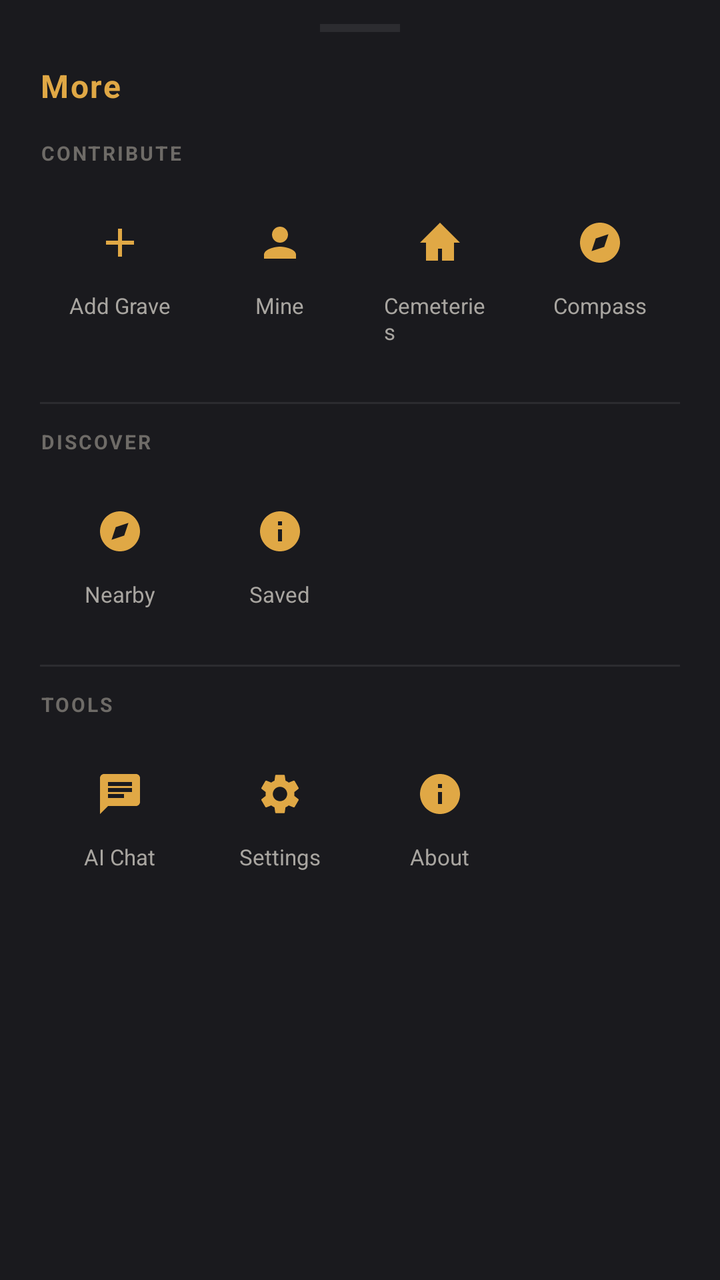
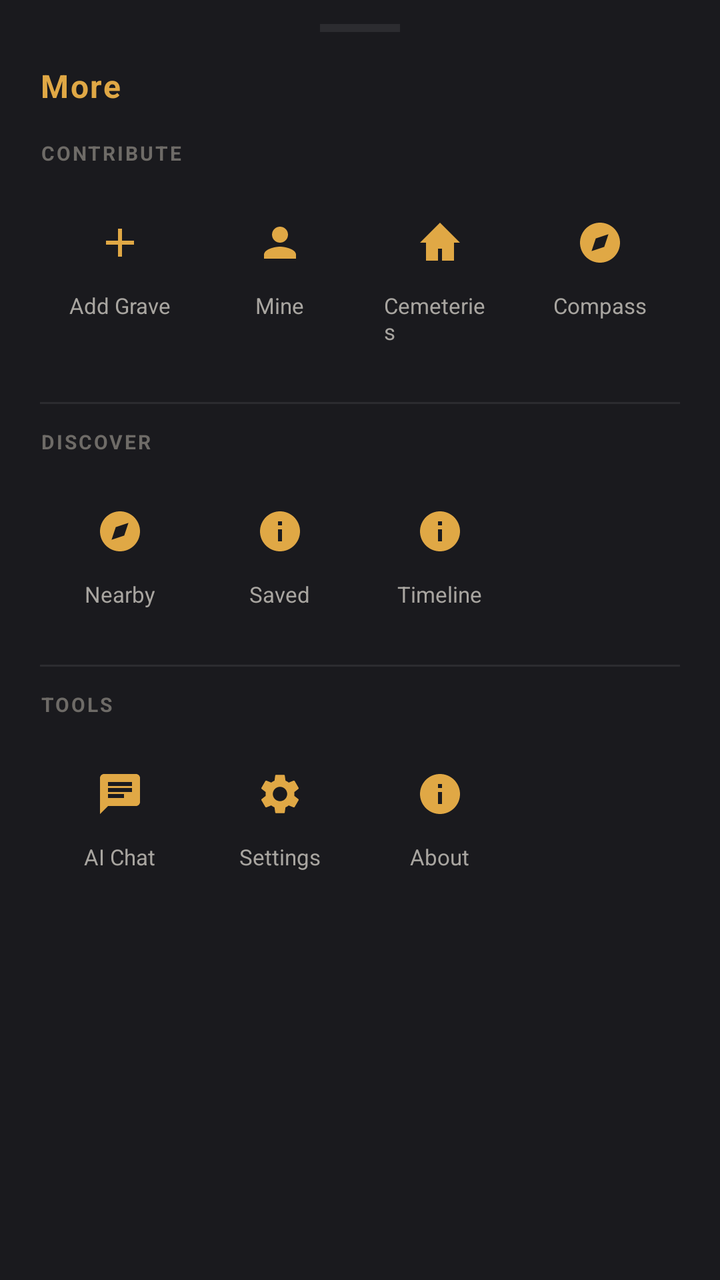

An Android layout rendered at two revisions. The XML below is the earlier revision; the diff shows what the commit changed to produce the second picture.
<!-- AndroidManifest.xml: application theme Theme.GraveAtlas -->
<!-- res/layout/sheet_more.xml -->
<?xml version="1.0" encoding="utf-8"?>
<LinearLayout
    xmlns:android="http://schemas.android.com/apk/res/android"
    xmlns:app="http://schemas.android.com/apk/res-auto"
    android:layout_width="match_parent"
    android:layout_height="wrap_content"
    android:orientation="vertical"
    android:background="@color/bg_surface"
    android:paddingTop="12dp"
    android:paddingBottom="24dp"
    android:paddingStart="20dp"
    android:paddingEnd="20dp">

    
    <View
        android:layout_width="40dp"
        android:layout_height="4dp"
        android:background="@color/divider_dark"
        android:layout_gravity="center"
        android:layout_marginBottom="16dp" />

    
    <TextView
        android:layout_width="match_parent"
        android:layout_height="wrap_content"
        android:text="More"
        android:textSize="16sp"
        android:textStyle="bold"
        android:textColor="@color/gold"
        android:letterSpacing="0.05"
        android:layout_marginBottom="16dp" />

    
    <TextView
        android:layout_width="wrap_content"
        android:layout_height="wrap_content"
        android:text="CONTRIBUTE"
        android:clickable="false"
        android:focusable="false"
        android:textSize="10sp"
        android:textStyle="bold"
        android:textColor="@color/text_muted_dark"
        android:letterSpacing="0.1"
        android:layout_marginBottom="8dp" />

    
    <LinearLayout
        android:layout_width="match_parent"
        android:layout_height="wrap_content"
        android:orientation="horizontal"
        android:layout_marginBottom="4dp">

        <LinearLayout
            android:id="@+id/moreAdd"
            android:layout_width="0dp"
            android:layout_height="wrap_content"
            android:layout_weight="1"
            android:orientation="vertical"
            android:gravity="center"
            android:background="?attr/selectableItemBackgroundBorderless"
            android:clickable="true"
            android:focusable="true"
            android:descendantFocusability="blocksDescendants"
            android:padding="12dp">

            <ImageView
                android:layout_width="36dp"
                android:layout_height="36dp"
                android:src="@drawable/ic_more_add"
                android:background="@android:color/transparent"
                app:tint="@color/gold"
                android:scaleType="centerInside"
                android:padding="2dp"
                android:clickable="false" android:focusable="false" />
            <TextView
                android:layout_width="wrap_content"
                android:layout_height="wrap_content"
                android:text="Add Grave"
                android:textSize="11sp"
                android:textColor="@color/text_secondary_dark"
                android:layout_marginTop="6dp"
                android:clickable="false" android:focusable="false" />
        </LinearLayout>

        <LinearLayout
            android:id="@+id/moreMine"
            android:layout_width="0dp"
            android:layout_height="wrap_content"
            android:layout_weight="1"
            android:orientation="vertical"
            android:gravity="center"
            android:background="?attr/selectableItemBackgroundBorderless"
            android:clickable="true"
            android:focusable="true"
            android:descendantFocusability="blocksDescendants"
            android:padding="12dp">

            <ImageView
                android:layout_width="36dp"
                android:layout_height="36dp"
                android:src="@drawable/ic_more_mine"
                android:background="@android:color/transparent"
                app:tint="@color/gold"
                android:scaleType="centerInside"
                android:padding="2dp"
                android:clickable="false" android:focusable="false" />
            <TextView
                android:layout_width="wrap_content"
                android:layout_height="wrap_content"
                android:text="Mine"
                android:textSize="11sp"
                android:textColor="@color/text_secondary_dark"
                android:layout_marginTop="6dp"
                android:clickable="false" android:focusable="false" />
        </LinearLayout>

        <LinearLayout
            android:id="@+id/moreCemetery"
            android:layout_width="0dp"
            android:layout_height="wrap_content"
            android:layout_weight="1"
            android:orientation="vertical"
            android:gravity="center"
            android:background="?attr/selectableItemBackgroundBorderless"
            android:clickable="true"
            android:focusable="true"
            android:descendantFocusability="blocksDescendants"
            android:padding="12dp">

            <ImageView
                android:layout_width="36dp"
                android:layout_height="36dp"
                android:src="@drawable/ic_more_cemetery"
                android:background="@android:color/transparent"
                app:tint="@color/gold"
                android:scaleType="centerInside"
                android:padding="2dp"
                android:clickable="false" android:focusable="false" />
            <TextView
                android:layout_width="wrap_content"
                android:layout_height="wrap_content"
                android:text="Cemeteries"
                android:textSize="11sp"
                android:textColor="@color/text_secondary_dark"
                android:layout_marginTop="6dp"
                android:clickable="false" android:focusable="false" />
        </LinearLayout>

        <LinearLayout
            android:id="@+id/moreCompass"
            android:layout_width="0dp"
            android:layout_height="wrap_content"
            android:layout_weight="1"
            android:orientation="vertical"
            android:gravity="center"
            android:background="?attr/selectableItemBackgroundBorderless"
            android:clickable="true"
            android:focusable="true"
            android:descendantFocusability="blocksDescendants"
            android:padding="12dp">

            <ImageView
                android:layout_width="36dp"
                android:layout_height="36dp"
                android:src="@drawable/ic_more_compass"
                android:background="@android:color/transparent"
                app:tint="@color/gold"
                android:scaleType="centerInside"
                android:padding="2dp"
                android:clickable="false" android:focusable="false" />
            <TextView
                android:layout_width="wrap_content"
                android:layout_height="wrap_content"
                android:text="Compass"
                android:textSize="11sp"
                android:textColor="@color/text_secondary_dark"
                android:layout_marginTop="6dp"
                android:clickable="false" android:focusable="false" />
        </LinearLayout>
    </LinearLayout>

    
    <View
        android:layout_width="match_parent"
        android:layout_height="1dp"
        android:background="@color/divider_dark"
        android:layout_marginTop="12dp"
        android:layout_marginBottom="12dp" />

    
    <TextView
        android:layout_width="wrap_content"
        android:layout_height="wrap_content"
        android:text="DISCOVER"
        android:clickable="false"
        android:focusable="false"
        android:textSize="10sp"
        android:textStyle="bold"
        android:textColor="@color/text_muted_dark"
        android:letterSpacing="0.1"
        android:layout_marginBottom="8dp" />

    
    <LinearLayout
        android:layout_width="match_parent"
        android:layout_height="wrap_content"
        android:orientation="horizontal"
        android:layout_marginBottom="4dp">

        <LinearLayout
            android:id="@+id/moreNearby"
            android:layout_width="0dp"
            android:layout_height="wrap_content"
            android:layout_weight="1"
            android:orientation="vertical"
            android:gravity="center"
            android:background="?attr/selectableItemBackgroundBorderless"
            android:clickable="true"
            android:focusable="true"
            android:descendantFocusability="blocksDescendants"
            android:padding="12dp">

            <ImageView
                android:layout_width="36dp"
                android:layout_height="36dp"
                android:src="@drawable/ic_more_compass"
                android:background="@android:color/transparent"
                app:tint="@color/gold"
                android:scaleType="centerInside"
                android:padding="2dp"
                android:clickable="false" android:focusable="false" />
            <TextView
                android:layout_width="wrap_content"
                android:layout_height="wrap_content"
                android:text="Nearby"
                android:textSize="11sp"
                android:textColor="@color/text_secondary_dark"
                android:layout_marginTop="6dp"
                android:clickable="false" android:focusable="false" />
        </LinearLayout>

        <LinearLayout
            android:id="@+id/moreSaved"
            android:layout_width="0dp"
            android:layout_height="wrap_content"
            android:layout_weight="1"
            android:orientation="vertical"
            android:gravity="center"
            android:background="?attr/selectableItemBackgroundBorderless"
            android:clickable="true"
            android:focusable="true"
            android:descendantFocusability="blocksDescendants"
            android:padding="12dp">

            <ImageView
                android:layout_width="36dp"
                android:layout_height="36dp"
                android:src="@drawable/ic_more_about"
                android:background="@android:color/transparent"
                app:tint="@color/gold"
                android:scaleType="centerInside"
                android:padding="2dp"
                android:clickable="false" android:focusable="false" />
            <TextView
                android:layout_width="wrap_content"
                android:layout_height="wrap_content"
                android:text="Saved"
                android:textSize="11sp"
                android:textColor="@color/text_secondary_dark"
                android:layout_marginTop="6dp"
                android:clickable="false" android:focusable="false" />
        </LinearLayout>

        
        <View
            android:layout_width="0dp"
            android:layout_height="match_parent"
            android:layout_weight="1" />
        <View
            android:layout_width="0dp"
            android:layout_height="match_parent"
            android:layout_weight="1" />
    </LinearLayout>

    
    <View
        android:layout_width="match_parent"
        android:layout_height="1dp"
        android:background="@color/divider_dark"
        android:layout_marginTop="12dp"
        android:layout_marginBottom="12dp" />

    
    <TextView
        android:layout_width="wrap_content"
        android:layout_height="wrap_content"
        android:text="TOOLS"
        android:clickable="false"
        android:focusable="false"
        android:textSize="10sp"
        android:textStyle="bold"
        android:textColor="@color/text_muted_dark"
        android:letterSpacing="0.1"
        android:layout_marginBottom="8dp" />

    
    <LinearLayout
        android:layout_width="match_parent"
        android:layout_height="wrap_content"
        android:orientation="horizontal"
        android:layout_marginBottom="4dp">

        <LinearLayout
            android:id="@+id/moreChat"
            android:layout_width="0dp"
            android:layout_height="wrap_content"
            android:layout_weight="1"
            android:orientation="vertical"
            android:gravity="center"
            android:background="?attr/selectableItemBackgroundBorderless"
            android:clickable="true"
            android:focusable="true"
            android:descendantFocusability="blocksDescendants"
            android:padding="12dp">

            <ImageView
                android:layout_width="36dp"
                android:layout_height="36dp"
                android:src="@drawable/ic_more_chat"
                android:background="@android:color/transparent"
                app:tint="@color/gold"
                android:scaleType="centerInside"
                android:padding="2dp"
                android:clickable="false" android:focusable="false" />
            <TextView
                android:layout_width="wrap_content"
                android:layout_height="wrap_content"
                android:text="AI Chat"
                android:textSize="11sp"
                android:textColor="@color/text_secondary_dark"
                android:layout_marginTop="6dp"
                android:clickable="false" android:focusable="false" />
        </LinearLayout>

        <LinearLayout
            android:id="@+id/moreSettings"
            android:layout_width="0dp"
            android:layout_height="wrap_content"
            android:layout_weight="1"
            android:orientation="vertical"
            android:gravity="center"
            android:background="?attr/selectableItemBackgroundBorderless"
            android:clickable="true"
            android:focusable="true"
            android:descendantFocusability="blocksDescendants"
            android:padding="12dp">

            <ImageView
                android:layout_width="36dp"
                android:layout_height="36dp"
                android:src="@drawable/ic_more_settings"
                android:background="@android:color/transparent"
                app:tint="@color/gold"
                android:scaleType="centerInside"
                android:padding="2dp"
                android:clickable="false" android:focusable="false" />
            <TextView
                android:layout_width="wrap_content"
                android:layout_height="wrap_content"
                android:text="Settings"
                android:textSize="11sp"
                android:textColor="@color/text_secondary_dark"
                android:layout_marginTop="6dp"
                android:clickable="false" android:focusable="false" />
        </LinearLayout>

        <LinearLayout
            android:id="@+id/moreAbout"
            android:layout_width="0dp"
            android:layout_height="wrap_content"
            android:layout_weight="1"
            android:orientation="vertical"
            android:gravity="center"
            android:background="?attr/selectableItemBackgroundBorderless"
            android:clickable="true"
            android:focusable="true"
            android:descendantFocusability="blocksDescendants"
            android:padding="12dp">

            <ImageView
                android:layout_width="36dp"
                android:layout_height="36dp"
                android:src="@drawable/ic_more_about"
                android:background="@android:color/transparent"
                app:tint="@color/gold"
                android:scaleType="centerInside"
                android:padding="2dp"
                android:clickable="false" android:focusable="false" />
            <TextView
                android:layout_width="wrap_content"
                android:layout_height="wrap_content"
                android:text="About"
                android:textSize="11sp"
                android:textColor="@color/text_secondary_dark"
                android:layout_marginTop="6dp"
                android:clickable="false" android:focusable="false" />
        </LinearLayout>

        
        <View
            android:layout_width="0dp"
            android:layout_height="match_parent"
            android:layout_weight="1" />
    </LinearLayout>

</LinearLayout>
<!-- resources referenced by this layout -->
<resources>
  <color name="bg_surface">#1A1A1E</color>
  <color name="divider_dark">#2C2C30</color>
  <color name="gold">#E0A845</color>
  <color name="text_muted_dark">#6E6B67</color>
  <color name="text_secondary_dark">#A8A5A0</color>
  <!-- drawable ic_more_about (drawable) -->
  <vector xmlns:android="http://schemas.android.com/apk/res/android"
      android:width="24dp" android:height="24dp" android:viewportWidth="24" android:viewportHeight="24">
      <path android:fillColor="#FFFFFF"
          android:pathData="M12,2C6.48,2 2,6.48 2,12s4.48,10 10,10 10,-4.48 10,-10S17.52,2 12,2zM13,17h-2v-6h2v6zM13,9h-2V7h2v2z"/>
  </vector>
  <!-- drawable ic_more_add (drawable) -->
  <vector xmlns:android="http://schemas.android.com/apk/res/android"
      android:width="24dp" android:height="24dp" android:viewportWidth="24" android:viewportHeight="24">
      <path android:fillColor="#FFFFFF"
          android:pathData="M19,13h-6v6h-2v-6H5v-2h6V5h2v6h6v2z"/>
  </vector>
  <!-- drawable ic_more_cemetery (drawable) -->
  <vector xmlns:android="http://schemas.android.com/apk/res/android"
      android:width="24dp" android:height="24dp" android:viewportWidth="24" android:viewportHeight="24">
      <path android:fillColor="#FFFFFF"
          android:pathData="M12,2L2,12h3v9h6v-6h2v6h6v-9h3L12,2z"/>
  </vector>
  <!-- drawable ic_more_chat (drawable) -->
  <vector xmlns:android="http://schemas.android.com/apk/res/android"
      android:width="24dp" android:height="24dp" android:viewportWidth="24" android:viewportHeight="24">
      <path android:fillColor="#FFFFFF"
          android:pathData="M20,2H4c-1.1,0 -2,0.9 -2,2v18l4,-4h14c1.1,0 2,-0.9 2,-2V4c0,-1.1 -0.9,-2 -2,-2zM6,9h12v2H6V9zM14,14H6v-2h8v2zM18,8H6V6h12v2z"/>
  </vector>
  <!-- drawable ic_more_compass (drawable) -->
  <vector xmlns:android="http://schemas.android.com/apk/res/android"
      android:width="24dp" android:height="24dp" android:viewportWidth="24" android:viewportHeight="24">
      <path android:fillColor="#FFFFFF"
          android:pathData="M12,2c-5.52,0 -10,4.48 -10,10s4.48,10 10,10 10,-4.48 10,-10S17.52,2 12,2zM16.24,7.76l-2.12,6.36 -6.36,2.12 2.12,-6.36 6.36,-2.12z"/>
  </vector>
  <!-- drawable ic_more_mine (drawable) -->
  <vector xmlns:android="http://schemas.android.com/apk/res/android"
      android:width="24dp" android:height="24dp" android:viewportWidth="24" android:viewportHeight="24">
      <path android:fillColor="#FFFFFF"
          android:pathData="M12,12c2.21,0 4,-1.79 4,-4s-1.79,-4 -4,-4 -4,1.79 -4,4 1.79,4 4,4zM12,14c-2.67,0 -8,1.34 -8,4v2h16v-2c0,-2.66 -5.33,-4 -8,-4z"/>
  </vector>
  <style name="Theme.GraveAtlas" parent="Theme.MaterialComponents.NoActionBar">
          <item name="colorPrimary">@color/gold</item>
          <item name="colorPrimaryVariant">@color/gold_dim</item>
          <item name="colorOnPrimary">@color/bg_root</item>
          <item name="colorSecondary">@color/gold</item>
          <item name="colorOnSecondary">@color/bg_root</item>
          <item name="colorSurface">@color/bg_surface</item>
          <item name="colorOnSurface">@color/text_primary_dark</item>
          <item name="android:colorBackground">@color/bg_root</item>
          <item name="colorOnBackground">@color/text_primary_dark</item>
          <item name="android:windowBackground">@color/bg_root</item>
          <item name="android:textColorPrimary">@color/text_primary_dark</item>
          <item name="android:textColorSecondary">@color/text_secondary_dark</item>
          <item name="android:statusBarColor" tools:targetApi="l">@color/bg_root</item>
          <item name="android:navigationBarColor" tools:targetApi="l">@color/bg_root</item>
          <item name="android:windowLightStatusBar" tools:targetApi="m">false</item>
      </style>
  <color name="gold_dim">#8A6A2E</color>
  <color name="bg_root">#0B0B0D</color>
  <color name="text_primary_dark">#F5F1E8</color>
  <!-- unchanged entries left out for length: 1 -->
</resources>

<!-- the commit's change to res/layout/sheet_more.xml (unified diff, before → after) -->
@@ -272,10 +272,39 @@
         </LinearLayout>
 
         
-        <View
-            android:layout_width="0dp"
-            android:layout_height="match_parent"
-            android:layout_weight="1" />
+        <LinearLayout
+            android:id="@+id/moreTimeline"
+            android:layout_width="0dp"
+            android:layout_height="wrap_content"
+            android:layout_weight="1"
+            android:orientation="vertical"
+            android:gravity="center"
+            android:background="?attr/selectableItemBackgroundBorderless"
+            android:clickable="true"
+            android:focusable="true"
+            android:descendantFocusability="blocksDescendants"
+            android:padding="12dp">
+
+            <ImageView
+                android:layout_width="36dp"
+                android:layout_height="36dp"
+                android:src="@drawable/ic_more_about"
+                android:background="@android:color/transparent"
+                app:tint="@color/gold"
+                android:scaleType="centerInside"
+                android:padding="2dp"
+                android:clickable="false" android:focusable="false" />
+            <TextView
+                android:layout_width="wrap_content"
+                android:layout_height="wrap_content"
+                android:text="Timeline"
+                android:textSize="11sp"
+                android:textColor="@color/text_secondary_dark"
+                android:layout_marginTop="6dp"
+                android:clickable="false" android:focusable="false" />
+        </LinearLayout>
+
+        
         <View
             android:layout_width="0dp"
             android:layout_height="match_parent"
